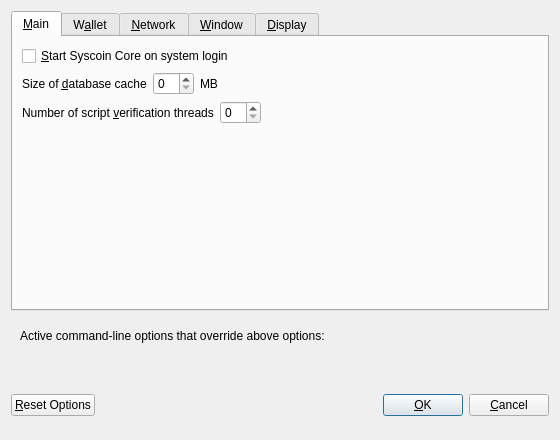
willyko/syscoin2, file src/qt/forms/optionsdialog.ui: the form before one commit.
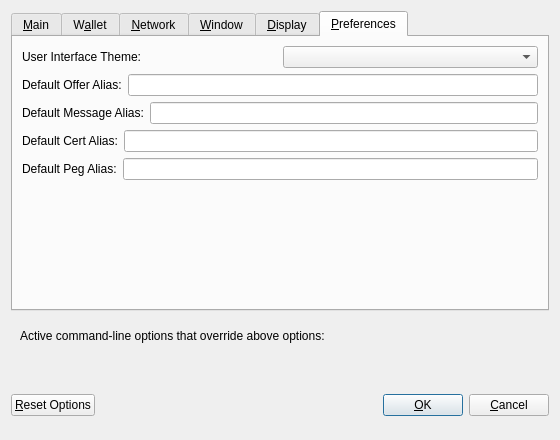
The form after the commit. Custom widgets are drawn as their Qt base class.

Diff of the .ui file:
```diff
--- a/src/qt/forms/optionsdialog.ui
+++ b/src/qt/forms/optionsdialog.ui
@@ -20,7 +20,7 @@
    <item>
     <widget class="QTabWidget" name="tabWidget">
      <property name="currentIndex">
-      <number>0</number>
+      <number>5</number>
      </property>
      <widget class="QWidget" name="tabMain">
       <attribute name="title">
@@ -617,6 +617,26 @@
         </layout>
        </item>
        <item>
+        <spacer name="verticalSpacer_Display">
+         <property name="orientation">
+          <enum>Qt::Vertical</enum>
+         </property>
+         <property name="sizeHint" stdset="0">
+          <size>
+           <width>20</width>
+           <height>40</height>
+          </size>
+         </property>
+        </spacer>
+       </item>
+      </layout>
+     </widget>
+     <widget class="QWidget" name="tabSyscoin">
+      <attribute name="title">
+       <string>&amp;Preferences</string>
+      </attribute>
+      <layout class="QVBoxLayout" name="verticalLayout_3">
+       <item>
         <layout class="QHBoxLayout" name="horizontalLayout_4_Display">
          <item>
           <widget class="QLabel" name="themeLabel">
@@ -631,7 +651,63 @@
         </layout>
        </item>
        <item>
-        <spacer name="verticalSpacer_Display">
+        <layout class="QHBoxLayout" name="horizontalLayout">
+         <item>
+          <widget class="QLabel" name="labelDefaultOffer">
+           <property name="text">
+            <string>Default Offer Alias:</string>
+           </property>
+          </widget>
+         </item>
+         <item>
+          <widget class="QLineEdit" name="defaultOfferAlias"/>
+         </item>
+        </layout>
+       </item>
+       <item>
+        <layout class="QHBoxLayout" name="horizontalLayout_2">
+         <item>
+          <widget class="QLabel" name="labelDefaultMessage">
+           <property name="text">
+            <string>Default Message Alias:</string>
+           </property>
+          </widget>
+         </item>
+         <item>
+          <widget class="QLineEdit" name="defaultMessageAlias"/>
+         </item>
+        </layout>
+       </item>
+       <item>
+        <layout class="QHBoxLayout" name="horizontalLayout_3">
+         <item>
+          <widget class="QLabel" name="labelDefaultCert">
+           <property name="text">
+            <string>Default Cert Alias:</string>
+           </property>
+          </widget>
+         </item>
+         <item>
+          <widget class="QLineEdit" name="defaultCertAlias"/>
+         </item>
+        </layout>
+       </item>
+       <item>
+        <layout class="QHBoxLayout" name="horizontalLayout_4">
+         <item>
+          <widget class="QLabel" name="labelDefaultPeg">
+           <property name="text">
+            <string>Default Peg Alias:</string>
+           </property>
+          </widget>
+         </item>
+         <item>
+          <widget class="QLineEdit" name="defaultPegAlias"/>
+         </item>
+        </layout>
+       </item>
+       <item>
+        <spacer name="verticalSpacer">
          <property name="orientation">
           <enum>Qt::Vertical</enum>
          </property>
```
Left out of the diff: 7 changed lines with no effect on the pictures.
